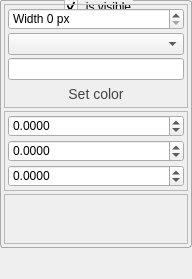
Above: src/libs/CurvesManager/CurveSettings.ui from rasmadeus/Rragraph before the change. Below: the same form after it.
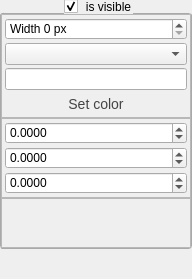
That is the form after the change.

```diff
--- a/src/libs/CurvesManager/CurveSettings.ui
+++ b/src/libs/CurvesManager/CurveSettings.ui
@@ -41,7 +41,7 @@
       <string notr="true">QGroupBox {
     border: 1px solid darkgray;
     border-radius: 3px;
-    margin-top: 2ex;
+    margin-top: 13px;
 }
 QGroupBox::title {
     subcontrol-origin: margin;
@@ -62,19 +62,19 @@
      </property>
      <layout class="QVBoxLayout" name="verticalLayout_2">
       <property name="spacing">
-       <number>3</number>
+       <number>0</number>
       </property>
       <property name="leftMargin">
-       <number>3</number>
+       <number>0</number>
       </property>
       <property name="topMargin">
-       <number>3</number>
+       <number>0</number>
       </property>
       <property name="rightMargin">
-       <number>3</number>
+       <number>0</number>
       </property>
       <property name="bottomMargin">
-       <number>3</number>
+       <number>0</number>
       </property>
       <item>
        <widget class="QFrame" name="frame">
```
